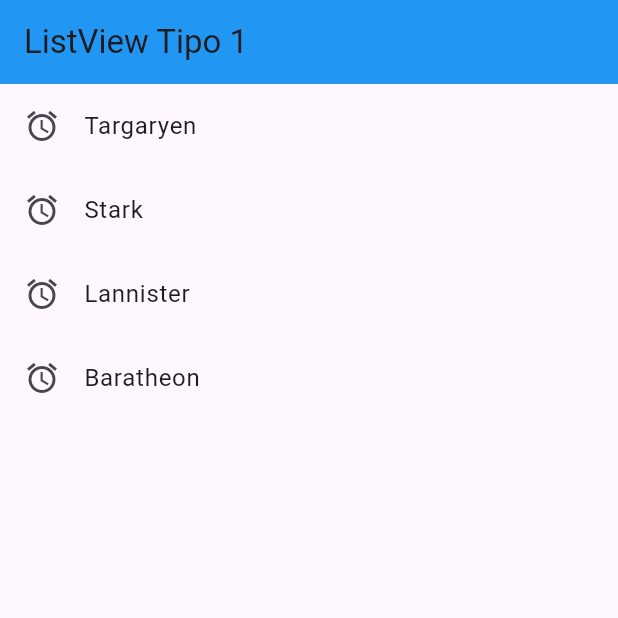
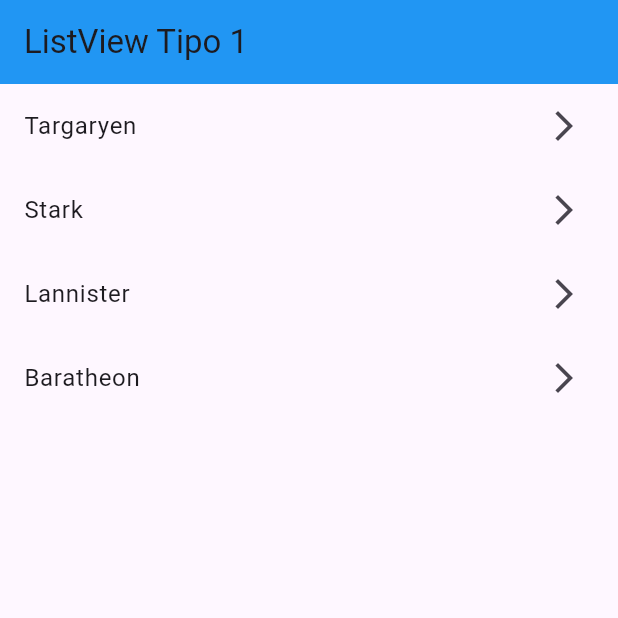
Before and after one commit to daaviddieeguez/fl_components, a Flutter app: the screen it shows after launch, on a phone screen of 412 x 824 dp, the top half of it. Run offline on Flutter 3.47's test engine with Material 3 defaults, Android fonts, the phone set to English and light mode, and no system bars.

Commit message:
Menu con iconos

```diff
--- a/lib/screens/listview1_screen.dart
+++ b/lib/screens/listview1_screen.dart
@@ -16,7 +16,7 @@ class ListView1Screen extends StatelessWidget {
       body: ListView(
         children: [
           ...options.map((e) => ListTile(
-            leading: Icon(Icons.alarm),
+            trailing: Icon(Icons.arrow_forward_ios_outlined),
             title: Text(e),
           )).toList()
         ],
```
